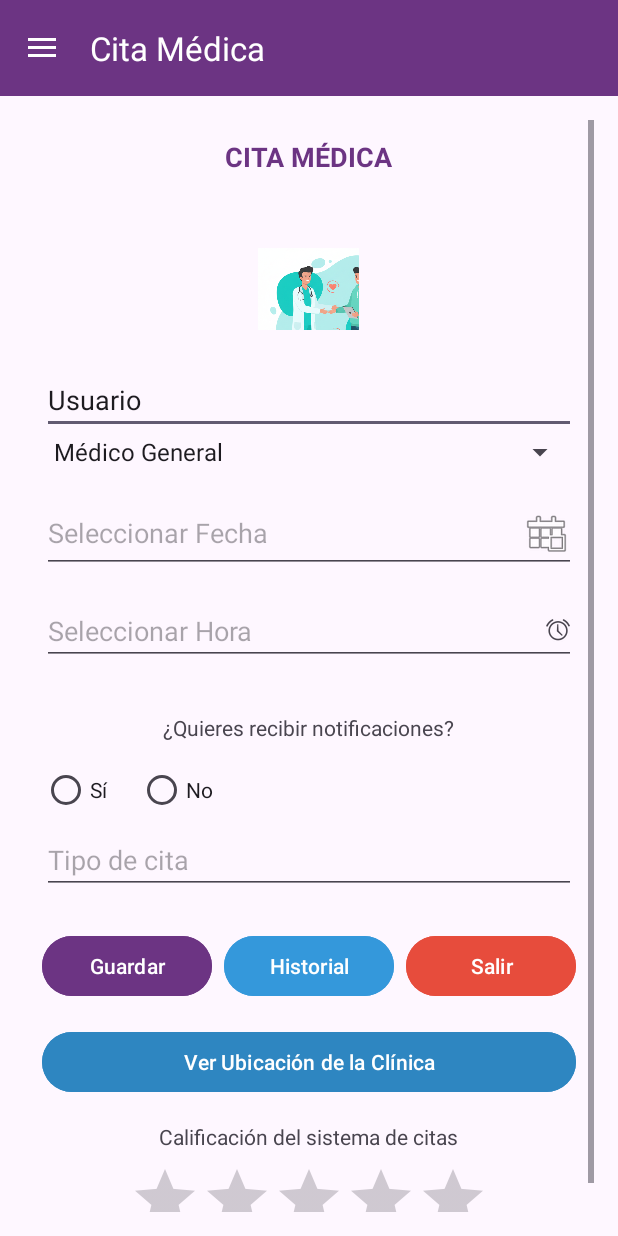
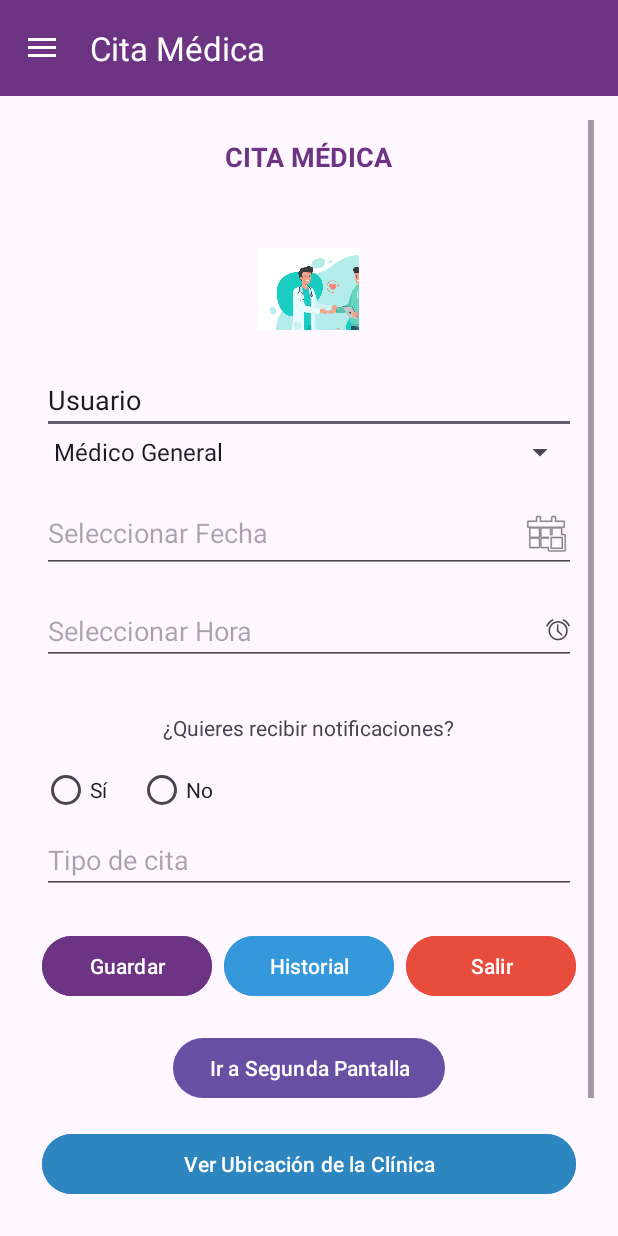
Before and after one commit to keving005/AZAMAR_p, an Android app: the MenuActivity screen opened directly, with no data from a screen before it, on a phone screen of 412 x 824 dp. Run offline under Robolectric (Android 15) with nearby library versions, the phone set to English and light mode, and no system bars; our stand-ins replace Firebase (no records; nobody signed in at launch, a user with empty details on screens opened directly).

Commit message:
Se agrega una segunda pantalla para dividir nuestro formulario y tenga un aspecto mas comodo y beneficioso para el usuario// agregamos un nuevo boton para diriguir a la siguiente pantalla

```diff
--- a/app/src/main/java/com/example/proyect/MenuActivity.kt
+++ b/app/src/main/java/com/example/proyect/MenuActivity.kt
@@ -23,7 +23,7 @@ import java.util.Calendar
 import java.util.HashMap
 import java.util.Locale
 
-class MenuActivity : AppCompatActivity(), NavigationView.OnNavigationItemSelectedListener {
+class   MenuActivity : AppCompatActivity(), NavigationView.OnNavigationItemSelectedListener {
 
     // Instancia de Firebase
     private val db = FirebaseFirestore.getInstance()
@@ -66,6 +66,15 @@ class MenuActivity : AppCompatActivity(), NavigationView.OnNavigationItemSelecte
 
         // --- 2. INICIALIZAR VISTAS PRINCIPALES ---
         inicializarVistasPrincipales()
+
+        val btnIrSegundaPantalla: Button = findViewById(R.id.btnSegundaPantalla)
+
+        btnIrSegundaPantalla.setOnClickListener {
+            // Crear el Intent para abrir la actividad SegundaFor
+            val intent = Intent(this, SegundaFor::class.java)
+            startActivity(intent)  // Iniciar la actividad
+        }
+
     }
 
     private fun inicializarVistasPrincipales() {
--- a/app/src/main/res/layout/activity_menu.xml
+++ b/app/src/main/res/layout/activity_menu.xml
@@ -168,7 +168,12 @@
                         android:textColor="#FFFFFF" />
 
                 </LinearLayout>
-
+                <Button
+                    android:id="@+id/btnSegundaPantalla"
+                    android:layout_width="wrap_content"
+                    android:layout_height="wrap_content"
+                    android:text="Ir a Segunda Pantalla"
+                    android:layout_marginTop="20dp" />
                 <TextView
                     android:id="@+id/tvHistorial"
                     android:layout_width="match_parent"
```
